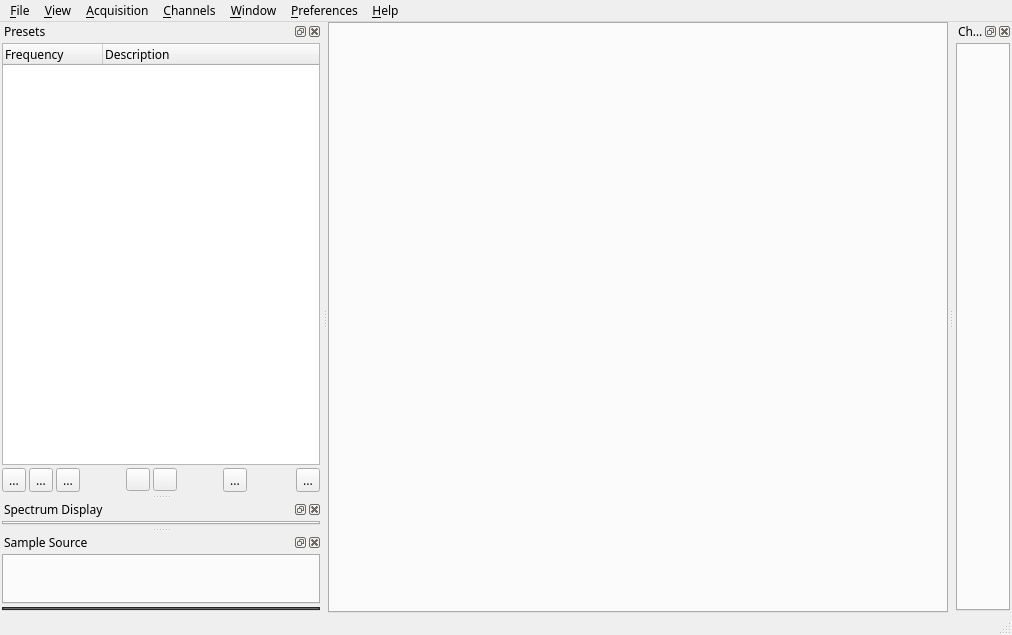
f4exb/sdrangel, file sdrbase/mainwindow.ui: the form before one commit.
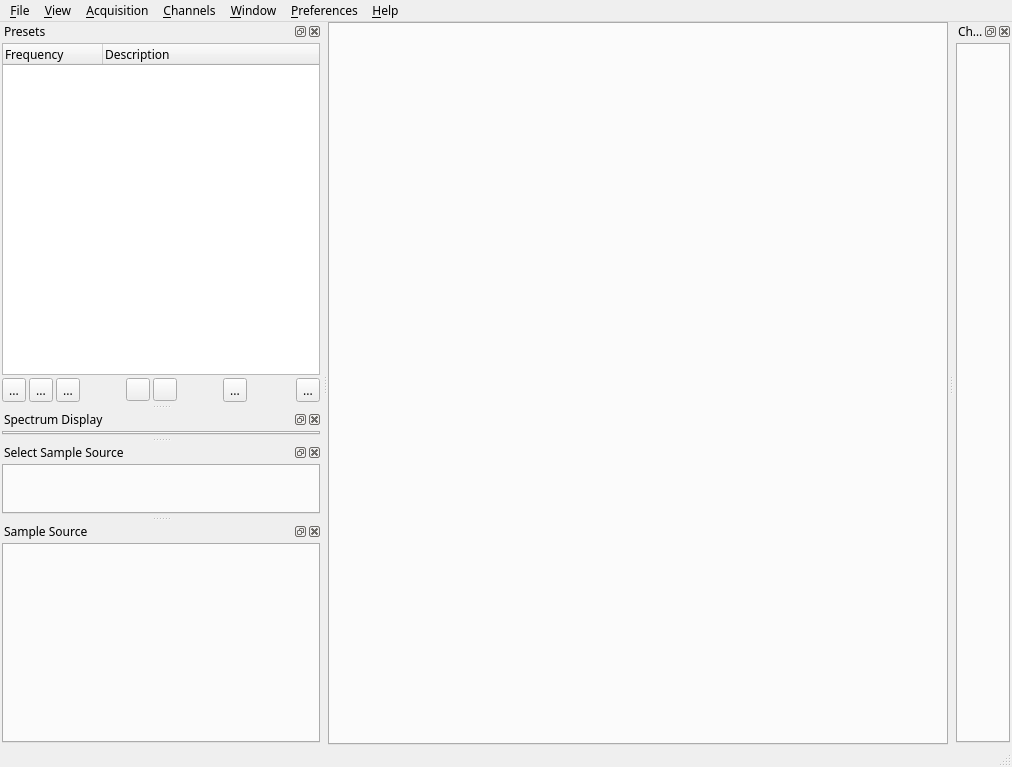
The form after the commit. Icons and pictures are not drawn.

The edit to the form file:
```diff
--- a/sdrbase/mainwindow.ui
+++ b/sdrbase/mainwindow.ui
@@ -7,7 +7,7 @@
     <x>0</x>
     <y>0</y>
     <width>1012</width>
-    <height>635</height>
+    <height>767</height>
    </rect>
   </property>
   <property name="font">
@@ -400,7 +400,7 @@
   </widget>
   <widget class="QDockWidget" name="inputDock">
    <property name="windowTitle">
-    <string>Sample Source</string>
+    <string>Select Sample Source</string>
    </property>
    <attribute name="dockWidgetArea">
     <number>1</number>
@@ -432,422 +432,37 @@
        </property>
       </widget>
      </item>
+    </layout>
+   </widget>
+  </widget>
+  <widget class="QDockWidget" name="inputViewDock">
+   <property name="windowTitle">
+    <string>Sample Source</string>
+   </property>
+   <attribute name="dockWidgetArea">
+    <number>1</number>
+   </attribute>
+   <widget class="QWidget" name="intputViewDockWidget">
+    <property name="sizePolicy">
+     <sizepolicy hsizetype="Preferred" vsizetype="Maximum">
+      <horstretch>0</horstretch>
+      <verstretch>0</verstretch>
+     </sizepolicy>
+    </property>
+    <layout class="QVBoxLayout" name="inputViewDockLayout">
+     <property name="spacing">
+      <number>3</number>
+     </property>
+     <property name="margin">
+      <number>2</number>
+     </property>
      <item>
       <widget class="QTabWidget" name="tabInputsView">
-       <property name="palette">
-        <palette>
-         <active>
-          <colorrole role="WindowText">
-           <brush brushstyle="SolidPattern">
-            <color alpha="255">
-             <red>255</red>
-             <green>255</green>
-             <blue>255</blue>
-            </color>
-           </brush>
-          </colorrole>
-          <colorrole role="Button">
-           <brush brushstyle="SolidPattern">
-            <color alpha="255">
-             <red>53</red>
-             <green>52</green>
-             <blue>50</blue>
-            </color>
-           </brush>
-          </colorrole>
-          <colorrole role="Light">
-           <brush brushstyle="SolidPattern">
-            <color alpha="255">
-             <red>79</red>
-             <green>78</green>
-             <blue>75</blue>
-            </color>
-           </brush>
-          </colorrole>
-          <colorrole role="Midlight">
-           <brush brushstyle="SolidPattern">
-            <color alpha="255">
-             <red>66</red>
-             <green>65</green>
-             <blue>62</blue>
-            </color>
-           </brush>
-          </colorrole>
-          <colorrole role="Dark">
-           <brush brushstyle="SolidPattern">
-            <color alpha="255">
-             <red>26</red>
-             <green>26</green>
-             <blue>25</blue>
-            </color>
-           </brush>
-          </colorrole>
-          <colorrole role="Mid">
-           <brush brushstyle="SolidPattern">
-            <color alpha="255">
-             <red>35</red>
-             <green>34</green>
-             <blue>33</blue>
-            </color>
-           </brush>
-          </colorrole>
-          <colorrole role="Text">
-           <brush brushstyle="SolidPattern">
-            <color alpha="255">
-             <red>255</red>
-             <green>255</green>
-             <blue>255</blue>
-            </color>
-           </brush>
-          </colorrole>
-          <colorrole role="BrightText">
-           <brush brushstyle="SolidPattern">
-            <color alpha="255">
-             <red>255</red>
-             <green>255</green>
-             <blue>255</blue>
-            </color>
-           </brush>
-          </colorrole>
-          <colorrole role="ButtonText">
-           <brush brushstyle="SolidPattern">
-            <color alpha="255">
-             <red>255</red>
-             <green>255</green>
-             <blue>255</blue>
-            </color>
-           </brush>
-          </colorrole>
-          <colorrole role="Base">
-           <brush brushstyle="SolidPattern">
-            <color alpha="255">
-             <red>0</red>
-             <green>0</green>
-             <blue>0</blue>
-            </color>
-           </brush>
-          </colorrole>
-          <colorrole role="Window">
-           <brush brushstyle="SolidPattern">
-            <color alpha="255">
-             <red>53</red>
-             <green>52</green>
-             <blue>50</blue>
-            </color>
-           </brush>
-          </colorrole>
-          <colorrole role="Shadow">
-           <brush brushstyle="SolidPattern">
-            <color alpha="255">
-             <red>0</red>
-             <green>0</green>
-             <blue>0</blue>
-            </color>
-           </brush>
-          </colorrole>
-          <colorrole role="AlternateBase">
-           <brush brushstyle="SolidPattern">
-            <color alpha="255">
-             <red>26</red>
-             <green>26</green>
-             <blue>25</blue>
-            </color>
-           </brush>
-          </colorrole>
-          <colorrole role="ToolTipBase">
-           <brush brushstyle="SolidPattern">
-            <color alpha="255">
-             <red>255</red>
-             <green>255</green>
-             <blue>220</blue>
-            </color>
-           </brush>
-          </colorrole>
-          <colorrole role="ToolTipText">
-           <brush brushstyle="SolidPattern">
-            <color alpha="255">
-             <red>0</red>
-             <green>0</green>
-             <blue>0</blue>
-            </color>
-           </brush>
-          </colorrole>
-         </active>
-         <inactive>
-          <colorrole role="WindowText">
-           <brush brushstyle="SolidPattern">
-            <color alpha="255">
-             <red>255</red>
-             <green>255</green>
-             <blue>255</blue>
-            </color>
-           </brush>
-          </colorrole>
-          <colorrole role="Button">
-           <brush brushstyle="SolidPattern">
-            <color alpha="255">
-             <red>53</red>
-             <green>52</green>
-             <blue>50</blue>
-            </color>
-           </brush>
-          </colorrole>
-          <colorrole role="Light">
-           <brush brushstyle="SolidPattern">
-            <color alpha="255">
-             <red>79</red>
-             <green>78</green>
-             <blue>75</blue>
-            </color>
-           </brush>
-          </colorrole>
-          <colorrole role="Midlight">
-           <brush brushstyle="SolidPattern">
-            <color alpha="255">
-             <red>66</red>
-             <green>65</green>
-             <blue>62</blue>
-            </color>
-           </brush>
-          </colorrole>
-          <colorrole role="Dark">
-           <brush brushstyle="SolidPattern">
-            <color alpha="255">
-             <red>26</red>
-             <green>26</green>
-             <blue>25</blue>
-            </color>
-           </brush>
-          </colorrole>
-          <colorrole role="Mid">
-           <brush brushstyle="SolidPattern">
-            <color alpha="255">
-             <red>35</red>
-             <green>34</green>
-             <blue>33</blue>
-            </color>
-           </brush>
-          </colorrole>
-          <colorrole role="Text">
-           <brush brushstyle="SolidPattern">
-            <color alpha="255">
-             <red>255</red>
-             <green>255</green>
-             <blue>255</blue>
-            </color>
-           </brush>
-          </colorrole>
-          <colorrole role="BrightText">
-           <brush brushstyle="SolidPattern">
-            <color alpha="255">
-             <red>255</red>
-             <green>255</green>
-             <blue>255</blue>
-            </color>
-           </brush>
-          </colorrole>
-          <colorrole role="ButtonText">
-           <brush brushstyle="SolidPattern">
-            <color alpha="255">
-             <red>255</red>
-             <green>255</green>
-             <blue>255</blue>
-            </color>
-           </brush>
-          </colorrole>
-          <colorrole role="Base">
-           <brush brushstyle="SolidPattern">
-            <color alpha="255">
-             <red>0</red>
-             <green>0</green>
-             <blue>0</blue>
-            </color>
-           </brush>
-          </colorrole>
-          <colorrole role="Window">
-           <brush brushstyle="SolidPattern">
-            <color alpha="255">
-             <red>53</red>
-             <green>52</green>
-             <blue>50</blue>
-            </color>
-           </brush>
-          </colorrole>
-          <colorrole role="Shadow">
-           <brush brushstyle="SolidPattern">
-            <color alpha="255">
-             <red>0</red>
-             <green>0</green>
-             <blue>0</blue>
-            </color>
-           </brush>
-          </colorrole>
-          <colorrole role="AlternateBase">
-           <brush brushstyle="SolidPattern">
-            <color alpha="255">
-             <red>26</red>
-             <green>26</green>
-             <blue>25</blue>
-            </color>
-           </brush>
-          </colorrole>
-          <colorrole role="ToolTipBase">
-           <brush brushstyle="SolidPattern">
-            <color alpha="255">
-             <red>255</red>
-             <green>255</green>
-             <blue>220</blue>
-            </color>
-           </brush>
-          </colorrole>
-          <colorrole role="ToolTipText">
-           <brush brushstyle="SolidPattern">
-            <color alpha="255">
-             <red>0</red>
-             <green>0</green>
-             <blue>0</blue>
-            </color>
-           </brush>
-          </colorrole>
-         </inactive>
-         <disabled>
-          <colorrole role="WindowText">
-           <brush brushstyle="SolidPattern">
-            <color alpha="255">
-             <red>255</red>
-             <green>255</green>
-             <blue>255</blue>
-            </color>
-           </brush>
-          </colorrole>
-          <colorrole role="Button">
-           <brush brushstyle="SolidPattern">
-            <color alpha="255">
-             <red>53</red>
-             <green>52</green>
-             <blue>50</blue>
-            </color>
-           </brush>
-          </colorrole>
-          <colorrole role="Light">
-           <brush brushstyle="SolidPattern">
-            <color alpha="255">
-             <red>79</red>
-             <green>78</green>
-             <blue>75</blue>
-            </color>
-           </brush>
-          </colorrole>
-          <colorrole role="Midlight">
-           <brush brushstyle="SolidPattern">
-            <color alpha="255">
-             <red>66</red>
-             <green>65</green>
-             <blue>62</blue>
-            </color>
-           </brush>
-          </colorrole>
-          <colorrole role="Dark">
-           <brush brushstyle="SolidPattern">
-            <color alpha="255">
-             <red>26</red>
-             <green>26</green>
-             <blue>25</blue>
-            </color>
-           </brush>
-          </colorrole>
-          <colorrole role="Mid">
-           <brush brushstyle="SolidPattern">
-            <color alpha="255">
-             <red>35</red>
-             <green>34</green>
-             <blue>33</blue>
-            </color>
-           </brush>
-          </colorrole>
-          <colorrole role="Text">
-           <brush brushstyle="SolidPattern">
-            <color alpha="255">
-             <red>212</red>
-             <green>212</green>
-             <blue>205</blue>
-            </color>
-           </brush>
-          </colorrole>
-          <colorrole role="BrightText">
-           <brush brushstyle="SolidPattern">
-            <color alpha="255">
-             <red>255</red>
-             <green>255</green>
-             <blue>255</blue>
-            </color>
-           </brush>
-          </colorrole>
-          <colorrole role="ButtonText">
-           <brush brushstyle="SolidPattern">
-            <color alpha="255">
-             <red>212</red>
-             <green>212</green>
-             <blue>205</blue>
-            </color>
-           </brush>
-          </colorrole>
-          <colorrole role="Base">
-           <brush brushstyle="SolidPattern">
-            <color alpha="255">
-             <red>53</red>
-             <green>52</green>
-             <blue>50</blue>
-            </color>
-           </brush>
-          </colorrole>
-          <colorrole role="Window">
-           <brush brushstyle="SolidPattern">
-            <color alpha="255">
-             <red>53</red>
-             <green>52</green>
-             <blue>50</blue>
-            </color>
-           </brush>
-          </colorrole>
-          <colorrole role="Shadow">
-           <brush brushstyle="SolidPattern">
-            <color alpha="255">
-             <red>0</red>
-             <green>0</green>
-             <blue>0</blue>
-            </color>
-           </brush>
-          </colorrole>
-          <colorrole role="AlternateBase">
-           <brush brushstyle="SolidPattern">
-            <color alpha="255">
-             <red>53</red>
-             <green>52</green>
-             <blue>50</blue>
-            </color>
-           </brush>
-          </colorrole>
-          <colorrole role="ToolTipBase">
-           <brush brushstyle="SolidPattern">
-            <color alpha="255">
-             <red>255</red>
-             <green>255</green>
-             <blue>220</blue>
-            </color>
-           </brush>
-          </colorrole>
-          <colorrole role="ToolTipText">
-           <brush brushstyle="SolidPattern">
-            <color alpha="255">
-             <red>0</red>
-             <green>0</green>
-             <blue>0</blue>
-            </color>
-           </brush>
-          </colorrole>
-         </disabled>
-        </palette>
+       <property name="minimumSize">
+        <size>
+         <width>0</width>
+         <height>200</height>
+        </size>
        </property>
       </widget>
      </item>
```
Left out of the diff: 4 changed lines with no effect on the pictures.
